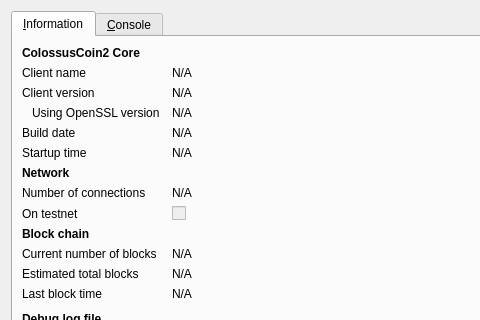
The window that src/qt/forms/rpcconsole.ui (Crestington/Test7) describes before a commit, drawn with Qt 5; both pictures show x 0 to 480 and y 0 to 320 of the 740 by 450 pixel window.
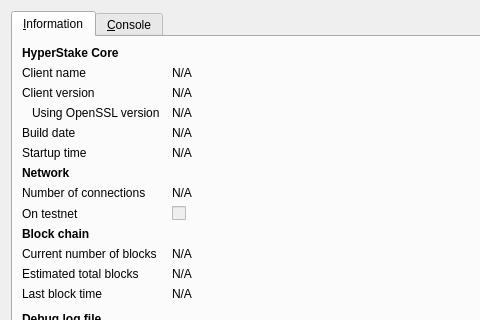
The same window after the commit. Icons and pictures are not drawn.

Commit message: CV2 to HyperStake

The edit to the form file:
```diff
--- a/src/qt/forms/rpcconsole.ui
+++ b/src/qt/forms/rpcconsole.ui
@@ -36,7 +36,7 @@
           </font>
          </property>
          <property name="text">
-          <string>ColossusCoin2 Core</string>
+          <string>HyperStake Core</string>
          </property>
         </widget>
        </item>
```
Left out of the diff: 6 changed lines with no effect on the pictures. The commit also changes 722 other files.
